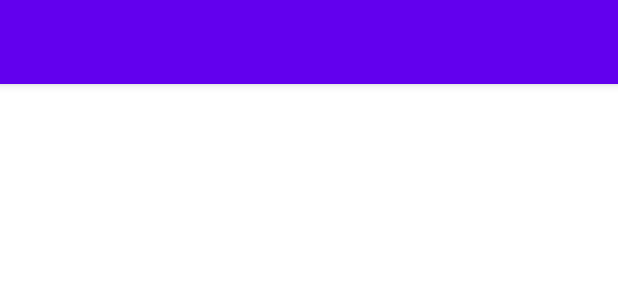
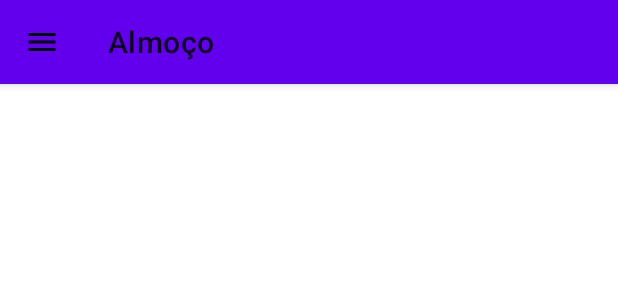
Before and after one commit to NathanMaced/FoodFast, an Android app: the layout menu_app_bar_top_layout.xml on its own in the app's theme, with its tools: preview values and no code run, on a phone screen of 412 x 824 dp. Shown: the top 300 px of the screen. Run offline under Robolectric (Android 15) with nearby library versions, the phone set to English and light mode, and no system bars.

Commit message:
Criação do menu superior

```diff
--- /dev/null
+++ b/app/src/main/res/drawable/ic_baseline_arrow_circle_left.xml
@@ -0,0 +1,5 @@
+<vector android:height="24dp" android:tint="#000000"
+    android:viewportHeight="24" android:viewportWidth="24"
+    android:width="24dp" xmlns:android="http://schemas.android.com/apk/res/android">
+    <path android:fillColor="@android:color/white" android:pathData="M2,12c0,5.52 4.48,10 10,10s10,-4.48 10,-10c0,-5.52 -4.48,-10 -10,-10C6.48,2 2,6.48 2,12zM12,11l4,0v2l-4,0l0,3l-4,-4l4,-4L12,11z"/>
+</vector>
--- /dev/null
+++ b/app/src/main/res/drawable/ic_baseline_menu.xml
@@ -0,0 +1,5 @@
+<vector android:height="24dp" android:tint="#000000"
+    android:viewportHeight="24" android:viewportWidth="24"
+    android:width="24dp" xmlns:android="http://schemas.android.com/apk/res/android">
+    <path android:fillColor="@android:color/white" android:pathData="M3,18h18v-2L3,16v2zM3,13h18v-2L3,11v2zM3,6v2h18L21,6L3,6z"/>
+</vector>
--- a/app/src/main/res/layout/menu_app_bar_top_layout.xml
+++ b/app/src/main/res/layout/menu_app_bar_top_layout.xml
@@ -12,7 +12,9 @@
 
         <androidx.appcompat.widget.Toolbar
             android:layout_width="match_parent"
-            android:layout_height="?attr/actionBarSize">
+            android:layout_height="?attr/actionBarSize"
+            app:navigationIcon="@drawable/ic_baseline_menu"
+            app:title="Almoço">
 
         </androidx.appcompat.widget.Toolbar>
 
```
